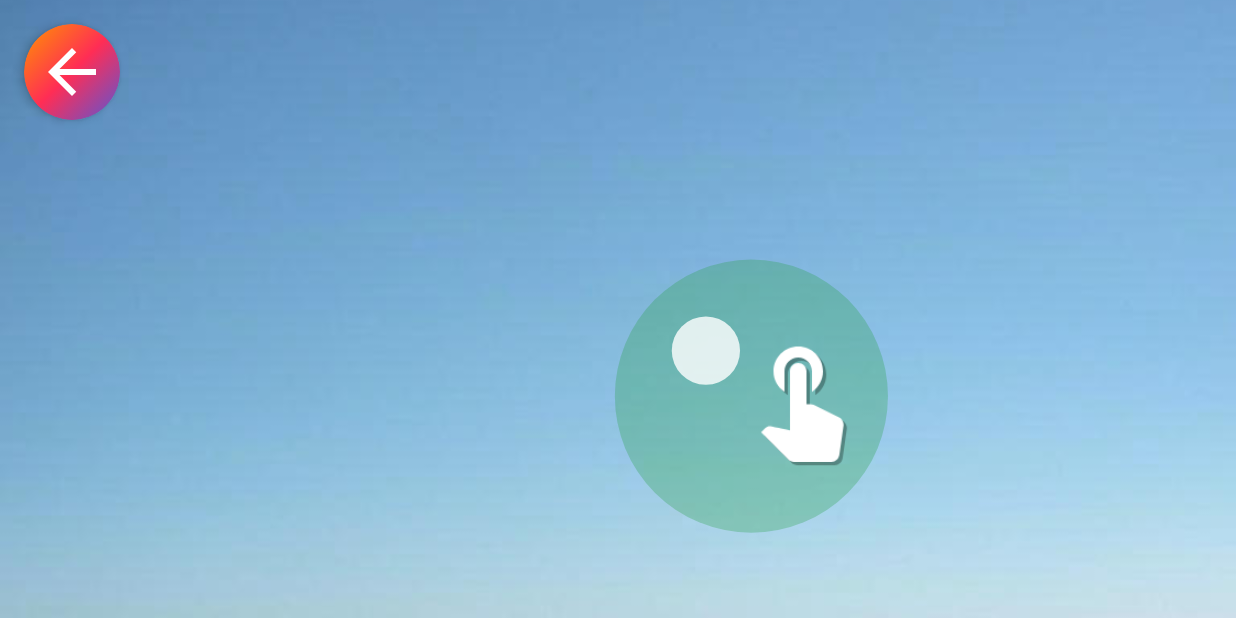
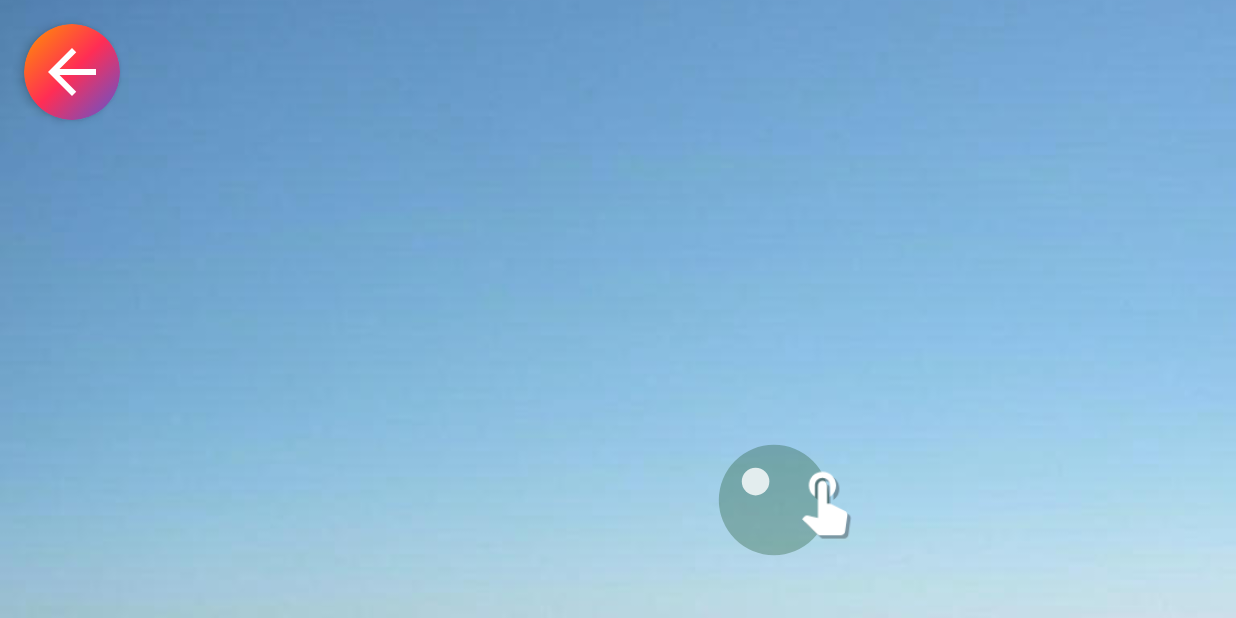
Before and after one commit to sarbajitsaha/Hackathon-MD, an Android app built with Jetpack Compose: the pop_bubble screen opened through its navigation route, on a phone screen of 824 x 412 dp (held sideways). Run offline under Robolectric (Android 15) with nearby library versions, the phone set to English and light mode, and no system bars.

Commit message:
FluidSimulation WIP
- Updated `PopBubbleScreen`:
    - Bubble and particle sizes are now dynamic, scaling with screen dimensions.
    - Implemented darker bubble colors for better contrast.
    - Tutorial finger size now scales with the tutorial bubble size.
    - Introduced `ScreenDimensions` data class to manage screen-related calculations.
- Renamed sound resource from `sound_wind` to `sound_birds` in `strings.xml`.
- Updated `CalmAudio.kt` to reflect the sound name change (`nature_wind` to `nature_birds`).
- Commented out the "Mindfulness Sounds" section in `CalmAudio.kt`.
- Added new audio files: `calm_birds.mp3` and `calm_flute.mp3`.
- Added `enableEdgeToEdge()` call in `MainActivity.kt`.

```diff
--- a/app/src/main/java/com/coredumped/project/MainActivity.kt
+++ b/app/src/main/java/com/coredumped/project/MainActivity.kt
@@ -25,6 +25,7 @@ import java.util.Locale
 class MainActivity : ComponentActivity() {
     override fun onCreate(savedInstanceState: Bundle?) {
         super.onCreate(savedInstanceState)
+
         enableEdgeToEdge() // Handles edge-to-edge display, including setDecorFitsSystemWindows(false)
 
         // Set up immersive mode
--- a/app/src/main/java/com/coredumped/project/calm/CalmAudio.kt
+++ b/app/src/main/java/com/coredumped/project/calm/CalmAudio.kt
@@ -102,7 +102,7 @@ fun CalmAudioScreen(navController: NavController) {
                 SoundData(R.drawable.calm_rain, R.string.sound_rain, "nature_rain"),
                 SoundData(R.drawable.calm_waves, R.string.sound_waves, "nature_waves"),
                 SoundData(R.drawable.calm_forest, R.string.sound_forest, "nature_forest"),
-                SoundData(R.drawable.calm, R.string.sound_wind, "nature_wind")
+                SoundData(R.drawable.calm, R.string.sound_birds, "nature_birds")
             )
 
             items(natureSounds, key = { it.key }) { soundData ->
@@ -123,6 +123,7 @@ fun CalmAudioScreen(navController: NavController) {
                 )
             }
 
+            /*
             // Mindfulness Sounds Header
             item(span = { GridItemSpan(4) }, key = "mindfulness_header") {
                 CategoryHeader(text = stringResource(R.string.category_mindfulness_sounds))
@@ -153,6 +154,7 @@ fun CalmAudioScreen(navController: NavController) {
                     }
                 )
             }
+             */
 
             // Music Sounds Header
             item(span = { GridItemSpan(4) }, key = "music_header") {
--- a/app/src/main/java/com/coredumped/project/calm/PopBubble.kt
+++ b/app/src/main/java/com/coredumped/project/calm/PopBubble.kt
@@ -41,6 +41,7 @@ import androidx.compose.ui.graphics.Color
 import androidx.compose.ui.graphics.graphicsLayer
 import androidx.compose.ui.input.pointer.pointerInput
 import androidx.compose.ui.layout.ContentScale
+import androidx.compose.ui.platform.LocalConfiguration
 import androidx.compose.ui.platform.LocalContext
 import androidx.compose.ui.platform.LocalDensity
 import androidx.compose.ui.res.painterResource
@@ -52,27 +53,43 @@ import kotlinx.coroutines.launch
 import kotlin.math.PI
 import kotlin.math.abs
 import kotlin.math.cos
+import kotlin.math.min
 import kotlin.math.pow
 import kotlin.math.sin
 import kotlin.math.sqrt
 import kotlin.random.Random
 
 val bubbleColors = listOf(
-    Color(0xFF48A0C8), // Darker Light Blue
-    Color(0xFFCC2444), // Darker Pink
-    Color(0xFF4645AB), // Darker Purple
-    Color(0xFFCC7700), // Darker Orange
-    Color(0xFF2A9F47), // Darker Green
-    Color(0xFFCC2F26), // Darker Red
-    Color(0xFFCCA300), // Darker Yellow
-    Color(0xFF009F98), // Darker Teal
-    Color(0xFF8C42B2), // Darker Lavender
-    Color(0xFFCC566E)  // Darker Coral
+    Color(0xFF1C4359), // Darker Blue
+    Color(0xFF6B1123), // Darker Red
+    Color(0xFF202050), // Darker Purple
+    Color(0xFF6B3E00), // Darker Orange
+    Color(0xFF124A20), // Darker Green
+    Color(0xFF6B1714), // Darker Red-Orange
+    Color(0xFF6B5500), // Darker Yellow
+    Color(0xFF004A47), // Darker Teal
+    Color(0xFF421E53), // Darker Lavender
+    Color(0xFF6B303A)  // Darker Coral
 )
 
 @Composable
 fun PopBubbleScreen(navController: NavController) {
     val context = LocalContext.current
+    val configuration = LocalConfiguration.current
+    val density = LocalDensity.current
+
+    // Calculate screen dimensions in pixels
+    val screenWidth = with(density) { configuration.screenWidthDp.dp.toPx() }
+    val screenHeight = with(density) { configuration.screenHeightDp.dp.toPx() }
+
+    // Calculate reference dimension for scaling (smaller of width/height)
+    val minDimension = min(screenWidth, screenHeight)
+
+    // Define bubble size range as percentage of screen size
+    // Using 8-15% of min dimension for bubble radius
+    val minBubbleRadius = minDimension * 0.06f
+    val maxBubbleRadius = minDimension * 0.1f
+
     val popSound = remember { MediaPlayer.create(context, R.raw.bubble_pop) }
     val bubbles = remember { mutableStateListOf<Bubble>() }
     val particles = remember { mutableStateListOf<BubbleParticle>() }
@@ -83,6 +100,16 @@ fun PopBubbleScreen(navController: NavController) {
     val updateTrigger = remember { mutableStateOf(0) }
     val showTutorial = remember { mutableStateOf(true) }
     val tutorialShown = remember { mutableStateOf(false) }
+
+    // Remember screen dimensions for bubble spawning
+    val screenDimensions = remember {
+        ScreenDimensions(
+            width = screenWidth,
+            height = screenHeight,
+            minRadius = minBubbleRadius,
+            maxRadius = maxBubbleRadius
+        )
+    }
 
     // Game loop for updating bubbles and particles
     LaunchedEffect(Unit) {
@@ -119,18 +146,21 @@ fun PopBubbleScreen(navController: NavController) {
     LaunchedEffect(Unit) {
         while (true) {
             delay(spawnDelay.value)
-            val screenWidth = context.resources.displayMetrics.widthPixels.toFloat()
-            val screenHeight = context.resources.displayMetrics.heightPixels.toFloat()
-            val y = screenHeight + 50f // Start off bottom; adjusted min radius
+            val y = screenDimensions.height + 50f // Start off bottom
             var attempts = 0
             var spawned = false
             while (attempts < 10 && !spawned) {
                 attempts++
-                val radius = Random.nextFloat() * 50 + 100 // 100-150
-                val x = Random.nextFloat() * (screenWidth - 2 * radius) + radius
-                // Increased bubble speed range from 2-7 to 4-10
-                val speed = Random.nextFloat() * 6 + 4 // 4-10
-                // Select a random color from our list
+                // Dynamic bubble size based on screen dimensions
+                val radius = Random.nextFloat() * (screenDimensions.maxRadius - screenDimensions.minRadius) + screenDimensions.minRadius
+                val x = Random.nextFloat() * (screenDimensions.width - 2 * radius) + radius
+
+                // Scale speed based on screen height (0.4-1.0% of screen height per frame)
+                val minSpeed = screenDimensions.height * 0.004f
+                val maxSpeed = screenDimensions.height * 0.01f
+                val speed = Random.nextFloat() * (maxSpeed - minSpeed) + minSpeed
+
+                // Select a random color from our darker colors
                 val color = bubbleColors.random()
                 val candidate = Bubble(x, y, radius, speed, color = color)
                 if (!willCollideWithAny(candidate, bubbles)) {
@@ -170,13 +200,18 @@ fun PopBubbleScreen(navController: NavController) {
                                         bubble.isPopping = true
                                         bubble.scale.animateTo(0f, animationSpec = tween(300))
                                     }
+
+                                    // Dynamic particle size based on bubble size
+                                    val minParticleRadius = bubble.radius * 0.05f
+                                    val maxParticleRadius = bubble.radius * 0.1f
+
                                     // Spawn pop particles with the same color as the bubble
                                     repeat(Random.nextInt(8, 12)) {
                                         val angle = Random.nextFloat() * 2 * PI.toFloat()
                                         val particleSpeed = Random.nextFloat() * 10 + 5
                                         val vx = cos(angle) * particleSpeed
                                         val vy = sin(angle) * particleSpeed
-                                        val particleRadius = Random.nextFloat() * 10 + 5
+                                        val particleRadius = Random.nextFloat() * (maxParticleRadius - minParticleRadius) + minParticleRadius
                                         particles.add(BubbleParticle(bubble.x, bubble.y, vx, vy, particleRadius, color = bubble.color))
                                     }
                                     // Restart sound if already playing
@@ -262,11 +297,20 @@ fun PopBubbleScreen(navController: NavController) {
                 onComplete = { showTutorial.value = false },
                 coroutineScope = coroutineScope,
                 popSound = popSound,
-                particles = particles
+                particles = particles,
+                screenDimensions = screenDimensions
             )
         }
     }
 }
+
+// Helper class to hold screen dimensions and bubble size information
+data class ScreenDimensions(
+    val width: Float,
+    val height: Float,
+    val minRadius: Float,
+    val maxRadius: Float
+)
 
 @Composable
 fun TutorialFinger(
@@ -274,7 +318,8 @@ fun TutorialFinger(
     onComplete: () -> Unit,
     coroutineScope: kotlinx.coroutines.CoroutineScope,
     popSound: MediaPlayer,
-    particles: MutableList<BubbleParticle>
+    particles: MutableList<BubbleParticle>,
+    screenDimensions: ScreenDimensions
 ) {
     if (bubbles.isEmpty()) return
 
@@ -285,8 +330,8 @@ fun TutorialFinger(
     tutorialBubble.isTutorial = true
 
     val density = LocalDensity.current
-    // Increased finger size for better visibility
-    val fingerSize = 80.dp
+    // Scale finger size based on bubble size
+    val fingerSize = (tutorialBubble.radius * 0.8f).dp
     val fingerSizePx = with(density) { fingerSize.toPx() }
 
     // Start finger off-screen to the right
@@ -329,13 +374,17 @@ fun TutorialFinger(
             tutorialBubble.scale.animateTo(0f, animationSpec = tween(300))
         }
 
+        // Dynamic particle size based on bubble size
+        val minParticleRadius = tutorialBubble.radius * 0.05f
+        val maxParticleRadius = tutorialBubble.radius * 0.1f
+
         // Spawn pop particles with the same color as the bubble
         repeat(Random.nextInt(8, 12)) {
             val angle = Random.nextFloat() * 2 * PI.toFloat()
             val particleSpeed = Random.nextFloat() * 10 + 5
             val vx = cos(angle) * particleSpeed
             val vy = sin(angle) * particleSpeed
-            val particleRadius = Random.nextFloat() * 10 + 5
+            val particleRadius = Random.nextFloat() * (maxParticleRadius - minParticleRadius) + minParticleRadius
             particles.add(BubbleParticle(tutorialBubble.x, tutorialBubble.y, vx, vy, particleRadius, color = tutorialBubble.color))
         }
 
--- a/app/src/main/res/values/strings.xml
+++ b/app/src/main/res/values/strings.xml
@@ -23,7 +23,7 @@
         <string name="sound_rain">Rain</string>
         <string name="sound_waves">Ocean Waves</string>
         <string name="sound_forest">Forest Birds</string>
-        <string name="sound_wind">Wind Chimes</string>
+        <string name="sound_birds">Wind Chimes</string>
 
         <!-- Mindfulness Sound Items -->
         <string name="sound_breathing">Breathing Exercise</string>
```
Also changed, not shown: app/src/main/java/com/coredumped/project/calm/FluidSimulation.kt (+3 -508 lines), 2 other files.
